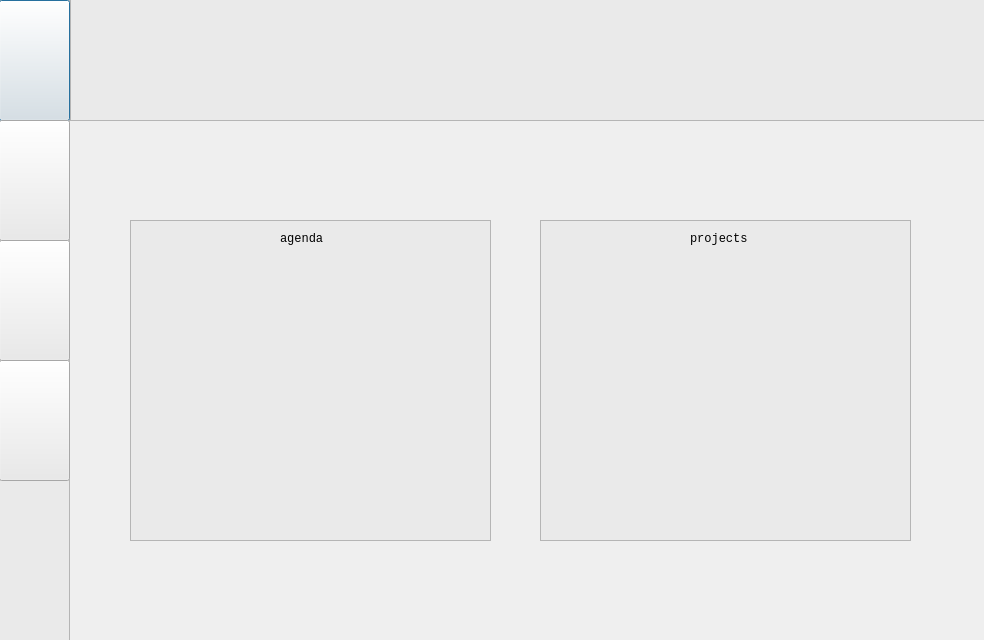
The window that src_qt/disigner/main_win.ui (atweek/pyqt) describes before a commit, drawn with Qt 5.
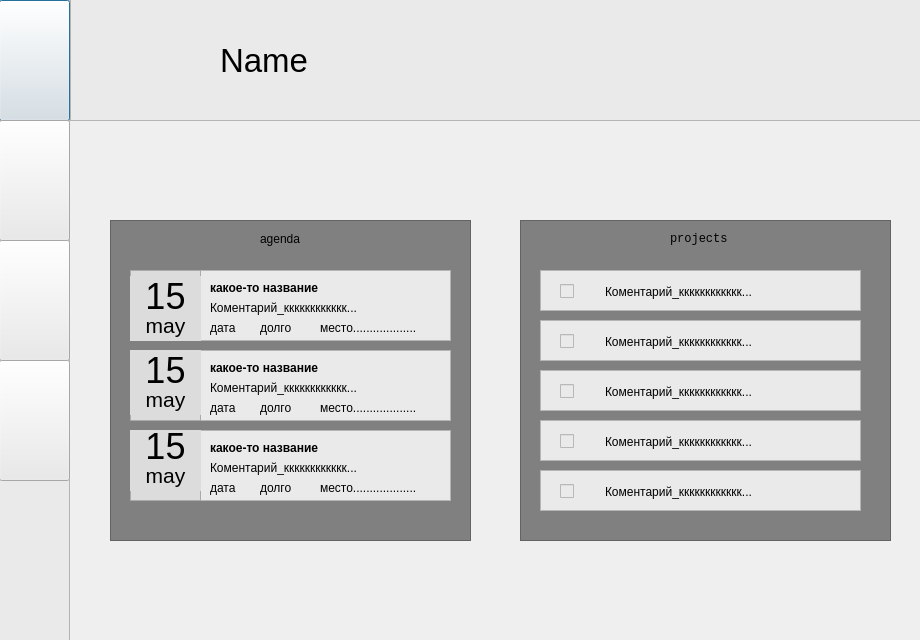
The same window after the commit. Icons and pictures are not drawn.

Commit message: events in main win

Diff of the .ui file:
```diff
--- a/src_qt/disigner/main_win.ui
+++ b/src_qt/disigner/main_win.ui
@@ -6,7 +6,7 @@
    <rect>
     <x>0</x>
     <y>0</y>
-    <width>984</width>
+    <width>920</width>
     <height>640</height>
    </rect>
   </property>
@@ -194,18 +194,38 @@
      <pixmap/>
     </property>
    </widget>
+   <widget class="QLabel" name="name">
+    <property name="geometry">
+     <rect>
+      <x>150</x>
+      <y>40</y>
+      <width>301</width>
+      <height>61</height>
+     </rect>
+    </property>
+    <property name="font">
+     <font>
+      <pointsize>25</pointsize>
+      <italic>false</italic>
+      <kerning>true</kerning>
+     </font>
+    </property>
+    <property name="text">
+     <string>Name</string>
+    </property>
+   </widget>
   </widget>
   <widget class="QFrame" name="frame_3">
    <property name="geometry">
     <rect>
-     <x>130</x>
+     <x>110</x>
      <y>220</y>
      <width>361</width>
      <height>321</height>
     </rect>
    </property>
    <property name="styleSheet">
-    <string notr="true">background-color: #EAEAEA;</string>
+    <string notr="true">background-color: #808080;</string>
    </property>
    <property name="frameShape">
     <enum>QFrame::StyledPanel</enum>
@@ -222,40 +242,589 @@
       <height>17</height>
      </rect>
     </property>
-    <property name="font">
-     <font>
-      <family>Monospace</family>
-     </font>
-    </property>
     <property name="text">
      <string>agenda</string>
     </property>
    </widget>
-   <widget class="QLabel" name="label_3">
+   <widget class="QFrame" name="ag_1">
     <property name="geometry">
      <rect>
-      <x>40</x>
+      <x>20</x>
       <y>50</y>
-      <width>271</width>
-      <height>61</height>
+      <width>321</width>
+      <height>71</height>
      </rect>
     </property>
-    <property name="text">
-     <string/>
+    <property name="styleSheet">
+     <string notr="true">background-color: #EAEAEA;</string>
     </property>
+    <property name="frameShape">
+     <enum>QFrame::StyledPanel</enum>
+    </property>
+    <property name="frameShadow">
+     <enum>QFrame::Raised</enum>
+    </property>
+    <widget class="QFrame" name="ag_1_1">
+     <property name="geometry">
+      <rect>
+       <x>0</x>
+       <y>0</y>
+       <width>71</width>
+       <height>71</height>
+      </rect>
+     </property>
+     <property name="styleSheet">
+      <string notr="true">background-color: #DCDCDC;</string>
+     </property>
+     <property name="frameShape">
+      <enum>QFrame::StyledPanel</enum>
+     </property>
+     <property name="frameShadow">
+      <enum>QFrame::Raised</enum>
+     </property>
+     <widget class="QLabel" name="num_1">
+      <property name="geometry">
+       <rect>
+        <x>0</x>
+        <y>6</y>
+        <width>71</width>
+        <height>41</height>
+       </rect>
+      </property>
+      <property name="font">
+       <font>
+        <pointsize>27</pointsize>
+        <kerning>true</kerning>
+       </font>
+      </property>
+      <property name="text">
+       <string>15</string>
+      </property>
+      <property name="scaledContents">
+       <bool>true</bool>
+      </property>
+      <property name="alignment">
+       <set>Qt::AlignCenter</set>
+      </property>
+      <property name="margin">
+       <number>0</number>
+      </property>
+     </widget>
+     <widget class="QLabel" name="mon_1">
+      <property name="geometry">
+       <rect>
+        <x>0</x>
+        <y>40</y>
+        <width>71</width>
+        <height>31</height>
+       </rect>
+      </property>
+      <property name="font">
+       <font>
+        <pointsize>16</pointsize>
+        <kerning>true</kerning>
+       </font>
+      </property>
+      <property name="text">
+       <string>may</string>
+      </property>
+      <property name="scaledContents">
+       <bool>true</bool>
+      </property>
+      <property name="alignment">
+       <set>Qt::AlignCenter</set>
+      </property>
+      <property name="margin">
+       <number>0</number>
+      </property>
+     </widget>
+    </widget>
+    <widget class="QLabel" name="event_name">
+     <property name="geometry">
+      <rect>
+       <x>80</x>
+       <y>10</y>
+       <width>221</width>
+       <height>16</height>
+      </rect>
+     </property>
+     <property name="font">
+      <font>
+       <weight>75</weight>
+       <bold>true</bold>
+      </font>
+     </property>
+     <property name="text">
+      <string>какое-то название</string>
+     </property>
+    </widget>
+    <widget class="QLabel" name="event_desc">
+     <property name="geometry">
+      <rect>
+       <x>80</x>
+       <y>30</y>
+       <width>221</width>
+       <height>16</height>
+      </rect>
+     </property>
+     <property name="font">
+      <font>
+       <weight>50</weight>
+       <bold>false</bold>
+      </font>
+     </property>
+     <property name="text">
+      <string>Коментарий_кккккккккккк...</string>
+     </property>
+    </widget>
+    <widget class="QLabel" name="event_date">
+     <property name="geometry">
+      <rect>
+       <x>80</x>
+       <y>50</y>
+       <width>41</width>
+       <height>16</height>
+      </rect>
+     </property>
+     <property name="font">
+      <font>
+       <weight>50</weight>
+       <bold>false</bold>
+      </font>
+     </property>
+     <property name="text">
+      <string>дата</string>
+     </property>
+    </widget>
+    <widget class="QLabel" name="event_time">
+     <property name="geometry">
+      <rect>
+       <x>130</x>
+       <y>50</y>
+       <width>51</width>
+       <height>16</height>
+      </rect>
+     </property>
+     <property name="font">
+      <font>
+       <weight>50</weight>
+       <bold>false</bold>
+      </font>
+     </property>
+     <property name="text">
+      <string>долго</string>
+     </property>
+    </widget>
+    <widget class="QLabel" name="event_place">
+     <property name="geometry">
+      <rect>
+       <x>190</x>
+       <y>50</y>
+       <width>121</width>
+       <height>16</height>
+      </rect>
+     </property>
+     <property name="font">
+      <font>
+       <weight>50</weight>
+       <bold>false</bold>
+      </font>
+     </property>
+     <property name="text">
+      <string>место...................</string>
+     </property>
+    </widget>
+   </widget>
+   <widget class="QFrame" name="ag_2">
+    <property name="geometry">
+     <rect>
+      <x>20</x>
+      <y>130</y>
+      <width>321</width>
+      <height>71</height>
+     </rect>
+    </property>
+    <property name="styleSheet">
+     <string notr="true">background-color: #EAEAEA;</string>
+    </property>
+    <property name="frameShape">
+     <enum>QFrame::StyledPanel</enum>
+    </property>
+    <property name="frameShadow">
+     <enum>QFrame::Raised</enum>
+    </property>
+    <widget class="QFrame" name="ag2_1">
+     <property name="geometry">
+      <rect>
+       <x>0</x>
+       <y>0</y>
+       <width>71</width>
+       <height>71</height>
+      </rect>
+     </property>
+     <property name="styleSheet">
+      <string notr="true">background-color: #DCDCDC;</string>
+     </property>
+     <property name="frameShape">
+      <enum>QFrame::StyledPanel</enum>
+     </property>
+     <property name="frameShadow">
+      <enum>QFrame::Raised</enum>
+     </property>
+     <widget class="QLabel" name="num_2">
+      <property name="geometry">
+       <rect>
+        <x>0</x>
+        <y>0</y>
+        <width>71</width>
+        <height>41</height>
+       </rect>
+      </property>
+      <property name="font">
+       <font>
+        <pointsize>27</pointsize>
+        <kerning>true</kerning>
+       </font>
+      </property>
+      <property name="text">
+       <string>15</string>
+      </property>
+      <property name="scaledContents">
+       <bool>true</bool>
+      </property>
+      <property name="alignment">
+       <set>Qt::AlignCenter</set>
+      </property>
+      <property name="margin">
+       <number>0</number>
+      </property>
+     </widget>
+     <widget class="QLabel" name="mon_2">
+      <property name="geometry">
+       <rect>
+        <x>0</x>
+        <y>34</y>
+        <width>71</width>
+        <height>31</height>
+       </rect>
+      </property>
+      <property name="font">
+       <font>
+        <pointsize>16</pointsize>
+        <kerning>true</kerning>
+       </font>
+      </property>
+      <property name="text">
+       <string>may</string>
+      </property>
+      <property name="scaledContents">
+       <bool>true</bool>
+      </property>
+      <property name="alignment">
+       <set>Qt::AlignCenter</set>
+      </property>
+      <property name="margin">
+       <number>0</number>
+      </property>
+     </widget>
+    </widget>
+    <widget class="QLabel" name="event_place_2">
+     <property name="geometry">
+      <rect>
+       <x>190</x>
+       <y>50</y>
+       <width>121</width>
+       <height>16</height>
+      </rect>
+     </property>
+     <property name="font">
+      <font>
+       <weight>50</weight>
+       <bold>false</bold>
+      </font>
+     </property>
+     <property name="text">
+      <string>место...................</string>
+     </property>
+    </widget>
+    <widget class="QLabel" name="event_name_2">
+     <property name="geometry">
+      <rect>
+       <x>80</x>
+       <y>10</y>
+       <width>221</width>
+       <height>16</height>
+      </rect>
+     </property>
+     <property name="font">
+      <font>
+       <weight>75</weight>
+       <bold>true</bold>
+      </font>
+     </property>
+     <property name="text">
+      <string>какое-то название</string>
+     </property>
+    </widget>
+    <widget class="QLabel" name="event_desc_2">
+     <property name="geometry">
+      <rect>
+       <x>80</x>
+       <y>30</y>
+       <width>221</width>
+       <height>16</height>
+      </rect>
+     </property>
+     <property name="font">
+      <font>
+       <weight>50</weight>
+       <bold>false</bold>
+      </font>
+     </property>
+     <property name="text">
+      <string>Коментарий_кккккккккккк...</string>
+     </property>
+    </widget>
+    <widget class="QLabel" name="event_date_2">
+     <property name="geometry">
+      <rect>
+       <x>80</x>
+       <y>50</y>
+       <width>41</width>
+       <height>16</height>
+      </rect>
+     </property>
+     <property name="font">
+      <font>
+       <weight>50</weight>
+       <bold>false</bold>
+      </font>
+     </property>
+     <property name="text">
+      <string>дата</string>
+     </property>
+    </widget>
+    <widget class="QLabel" name="event_time_2">
+     <property name="geometry">
+      <rect>
+       <x>130</x>
+       <y>50</y>
+       <width>51</width>
+       <height>16</height>
+      </rect>
+     </property>
+     <property name="font">
+      <font>
+       <weight>50</weight>
+       <bold>false</bold>
+      </font>
+     </property>
+     <property name="text">
+      <string>долго</string>
+     </property>
+    </widget>
+   </widget>
+   <widget class="QFrame" name="ag_3">
+    <property name="geometry">
+     <rect>
+      <x>20</x>
+      <y>210</y>
+      <width>321</width>
+      <height>71</height>
+     </rect>
+    </property>
+    <property name="styleSheet">
+     <string notr="true">background-color: #EAEAEA;</string>
+    </property>
+    <property name="frameShape">
+     <enum>QFrame::StyledPanel</enum>
+    </property>
+    <property name="frameShadow">
+     <enum>QFrame::Raised</enum>
+    </property>
+    <widget class="QFrame" name="ag_3_1">
+     <property name="geometry">
+      <rect>
+       <x>0</x>
+       <y>0</y>
+       <width>71</width>
+       <height>71</height>
+      </rect>
+     </property>
+     <property name="styleSheet">
+      <string notr="true">background-color: #DCDCDC;</string>
+     </property>
+     <property name="frameShape">
+      <enum>QFrame::StyledPanel</enum>
+     </property>
+     <property name="frameShadow">
+      <enum>QFrame::Raised</enum>
+     </property>
+     <widget class="QLabel" name="man_3">
+      <property name="geometry">
+       <rect>
+        <x>0</x>
+        <y>30</y>
+        <width>71</width>
+        <height>31</height>
+       </rect>
+      </property>
+      <property name="font">
+       <font>
+        <pointsize>16</pointsize>
+        <kerning>true</kerning>
+       </font>
+      </property>
+      <property name="text">
+       <string>may</string>
+      </property>
+      <property name="scaledContents">
+       <bool>true</bool>
+      </property>
+      <property name="alignment">
+       <set>Qt::AlignCenter</set>
+      </property>
+      <property name="margin">
+       <number>0</number>
+      </property>
+     </widget>
+     <widget class="QLabel" name="num_3">
+      <property name="geometry">
+       <rect>
+        <x>0</x>
+        <y>-4</y>
+        <width>71</width>
+        <height>41</height>
+       </rect>
+      </property>
+      <property name="font">
+       <font>
+        <pointsize>27</pointsize>
+        <kerning>true</kerning>
+       </font>
+      </property>
+      <property name="text">
+       <string>15</string>
+      </property>
+      <property name="scaledContents">
+       <bool>true</bool>
+      </property>
+      <property name="alignment">
+       <set>Qt::AlignCenter</set>
+      </property>
+      <property name="margin">
+       <number>0</number>
+      </property>
+     </widget>
+    </widget>
+    <widget class="QLabel" name="event_desc_3">
+     <property name="geometry">
+      <rect>
+       <x>80</x>
+       <y>30</y>
+       <width>221</width>
+       <height>16</height>
+      </rect>
+     </property>
+     <property name="font">
+      <font>
+       <weight>50</weight>
+       <bold>false</bold>
+      </font>
+     </property>
+     <property name="text">
+      <string>Коментарий_кккккккккккк...</string>
+     </property>
+    </widget>
+    <widget class="QLabel" name="event_place_3">
+     <property name="geometry">
+      <rect>
+       <x>190</x>
+       <y>50</y>
+       <width>121</width>
+       <height>16</height>
+      </rect>
+     </property>
+     <property name="font">
+      <font>
+       <weight>50</weight>
+       <bold>false</bold>
+      </font>
+     </property>
+     <property name="text">
+      <string>место...................</string>
+     </property>
+    </widget>
+    <widget class="QLabel" name="event_name_3">
+     <property name="geometry">
+      <rect>
+       <x>80</x>
+       <y>10</y>
+       <width>221</width>
+       <height>16</height>
+      </rect>
+     </property>
+     <property name="font">
+      <font>
+       <weight>75</weight>
+       <bold>true</bold>
+      </font>
+     </property>
+     <property name="text">
+      <string>какое-то название</string>
+     </property>
+    </widget>
+    <widget class="QLabel" name="event_date_3">
+     <property name="geometry">
+      <rect>
+       <x>80</x>
+       <y>50</y>
+       <width>41</width>
+       <height>16</height>
+      </rect>
+     </property>
+     <property name="font">
+      <font>
+       <weight>50</weight>
+       <bold>false</bold>
+      </font>
+     </property>
+     <property name="text">
+      <string>дата</string>
+     </property>
+    </widget>
+    <widget class="QLabel" name="event_long_3">
+     <property name="geometry">
+      <rect>
+       <x>130</x>
+       <y>50</y>
+       <width>51</width>
+       <height>16</height>
+      </rect>
+     </property>
+     <property name="font">
+      <font>
+       <weight>50</weight>
+       <bold>false</bold>
+      </font>
+     </property>
+     <property name="text">
+      <string>долго</string>
+     </property>
+    </widget>
    </widget>
   </widget>
   <widget class="QFrame" name="frame_4">
    <property name="geometry">
     <rect>
-     <x>540</x>
+     <x>520</x>
      <y>220</y>
      <width>371</width>
      <height>321</height>
     </rect>
    </property>
    <property name="styleSheet">
-    <string notr="true">background-color: #EAEAEA;</string>
+    <string notr="true">background-color: #808080;</string>
    </property>
    <property name="frameShape">
     <enum>QFrame::StyledPanel</enum>
@@ -281,6 +850,261 @@
      <string>projects</string>
     </property>
    </widget>
+   <widget class="QFrame" name="task_1">
+    <property name="geometry">
+     <rect>
+      <x>20</x>
+      <y>50</y>
+      <width>321</width>
+      <height>41</height>
+     </rect>
+    </property>
+    <property name="styleSheet">
+     <string notr="true">background-color: #EAEAEA;</string>
+    </property>
+    <property name="frameShape">
+     <enum>QFrame::StyledPanel</enum>
+    </property>
+    <property name="frameShadow">
+     <enum>QFrame::Raised</enum>
+    </property>
+    <widget class="QLabel" name="tdesc_1">
+     <property name="geometry">
+      <rect>
+       <x>65</x>
+       <y>6</y>
+       <width>221</width>
+       <height>31</height>
+      </rect>
+     </property>
+     <property name="font">
+      <font>
+       <weight>50</weight>
+       <bold>false</bold>
+      </font>
+     </property>
+     <property name="text">
+      <string>Коментарий_кккккккккккк...</string>
+     </property>
+    </widget>
+    <widget class="QCheckBox" name="checkBox">
+     <property name="geometry">
+      <rect>
+       <x>20</x>
+       <y>10</y>
+       <width>21</width>
+       <height>23</height>
+      </rect>
+     </property>
+     <property name="text">
+      <string/>
+     </property>
+    </widget>
+   </widget>
+   <widget class="QFrame" name="task_2">
+    <property name="geometry">
+     <rect>
+      <x>20</x>
+      <y>100</y>
+      <width>321</width>
+      <height>41</height>
+     </rect>
+    </property>
+    <property name="styleSheet">
+     <string notr="true">background-color: #EAEAEA;</string>
+    </property>
+    <property name="frameShape">
+     <enum>QFrame::StyledPanel</enum>
+    </property>
+    <property name="frameShadow">
+     <enum>QFrame::Raised</enum>
+    </property>
+    <widget class="QLabel" name="tdesc_2">
+     <property name="geometry">
+      <rect>
+       <x>65</x>
+       <y>6</y>
+       <width>221</width>
+       <height>31</height>
+      </rect>
+     </property>
+     <property name="font">
+      <font>
+       <weight>50</weight>
+       <bold>false</bold>
+      </font>
+     </property>
+     <property name="text">
+      <string>Коментарий_кккккккккккк...</string>
+     </property>
+    </widget>
+    <widget class="QCheckBox" name="checkBox_2">
+     <property name="geometry">
+      <rect>
+       <x>20</x>
+       <y>10</y>
+       <width>21</width>
+       <height>23</height>
+      </rect>
+     </property>
+     <property name="text">
+      <string/>
+     </property>
+    </widget>
+   </widget>
+   <widget class="QFrame" name="task_3">
+    <property name="geometry">
+     <rect>
+      <x>20</x>
+      <y>150</y>
+      <width>321</width>
+      <height>41</height>
+     </rect>
+    </property>
+    <property name="styleSheet">
+     <string notr="true">background-color: #EAEAEA;</string>
+    </property>
+    <property name="frameShape">
+     <enum>QFrame::StyledPanel</enum>
+    </property>
+    <property name="frameShadow">
+     <enum>QFrame::Raised</enum>
+    </property>
+    <widget class="QLabel" name="tdesc_3">
+     <property name="geometry">
+      <rect>
+       <x>65</x>
+       <y>6</y>
+       <width>221</width>
+       <height>31</height>
+      </rect>
+     </property>
+     <property name="font">
+      <font>
+       <weight>50</weight>
+       <bold>false</bold>
+      </font>
+     </property>
+     <property name="text">
+      <string>Коментарий_кккккккккккк...</string>
+     </property>
+    </widget>
+    <widget class="QCheckBox" name="checkBox_3">
+     <property name="geometry">
+      <rect>
+       <x>20</x>
+       <y>10</y>
+       <width>21</width>
+       <height>23</height>
+      </rect>
+     </property>
+     <property name="text">
+      <string/>
+     </property>
+    </widget>
+   </widget>
+   <widget class="QFrame" name="task_4">
+    <property name="geometry">
+     <rect>
+      <x>20</x>
+      <y>200</y>
+      <width>321</width>
+      <height>41</height>
+     </rect>
+    </property>
+    <property name="styleSheet">
+     <string notr="true">background-color: #EAEAEA;</string>
+    </property>
+    <property name="frameShape">
+     <enum>QFrame::StyledPanel</enum>
+    </property>
+    <property name="frameShadow">
+     <enum>QFrame::Raised</enum>
+    </property>
+    <widget class="QLabel" name="tdesc_4">
+     <property name="geometry">
+      <rect>
+       <x>65</x>
+       <y>6</y>
+       <width>221</width>
+       <height>31</height>
+      </rect>
+     </property>
+     <property name="font">
+      <font>
+       <weight>50</weight>
+       <bold>false</bold>
+      </font>
+     </property>
+     <property name="text">
+      <string>Коментарий_кккккккккккк...</string>
+     </property>
+    </widget>
+    <widget class="QCheckBox" name="checkBox_4">
+     <property name="geometry">
+      <rect>
+       <x>20</x>
+       <y>10</y>
+       <width>21</width>
+       <height>23</height>
+      </rect>
+     </property>
+     <property name="text">
+      <string/>
+     </property>
+    </widget>
+   </widget>
+   <widget class="QFrame" name="task_5">
+    <property name="geometry">
+     <rect>
+      <x>20</x>
+      <y>250</y>
+      <width>321</width>
+      <height>41</height>
+     </rect>
+    </property>
+    <property name="styleSheet">
+     <string notr="true">background-color: #EAEAEA;</string>
+    </property>
+    <property name="frameShape">
+     <enum>QFrame::StyledPanel</enum>
+    </property>
+    <property name="frameShadow">
+     <enum>QFrame::Raised</enum>
+    </property>
+    <widget class="QLabel" name="tdesc_5">
+     <property name="geometry">
+      <rect>
+       <x>65</x>
+       <y>6</y>
+       <width>221</width>
+       <height>31</height>
+      </rect>
+     </property>
+     <property name="font">
+      <font>
+       <weight>50</weight>
+       <bold>false</bold>
+      </font>
+     </property>
+     <property name="text">
+      <string>Коментарий_кккккккккккк...</string>
+     </property>
+    </widget>
+    <widget class="QCheckBox" name="checkBox_5">
+     <property name="geometry">
+      <rect>
+       <x>20</x>
+       <y>10</y>
+       <width>21</width>
+       <height>23</height>
+      </rect>
+     </property>
+     <property name="text">
+      <string/>
+     </property>
+    </widget>
+   </widget>
   </widget>
  </widget>
  <resources/>
```
Left out of the diff: 6 changed lines with no effect on the pictures. The commit also changes 7 other files.
